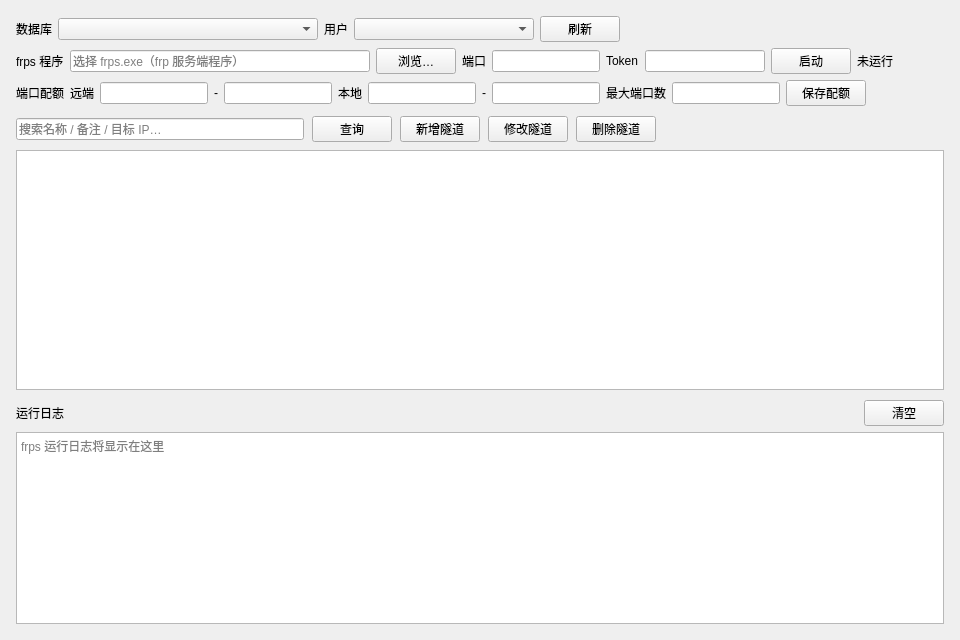
The window that src/ServerTunnelPage.ui (CCA8798/SimpleFrpPanel) describes before a commit, drawn with Qt 5.
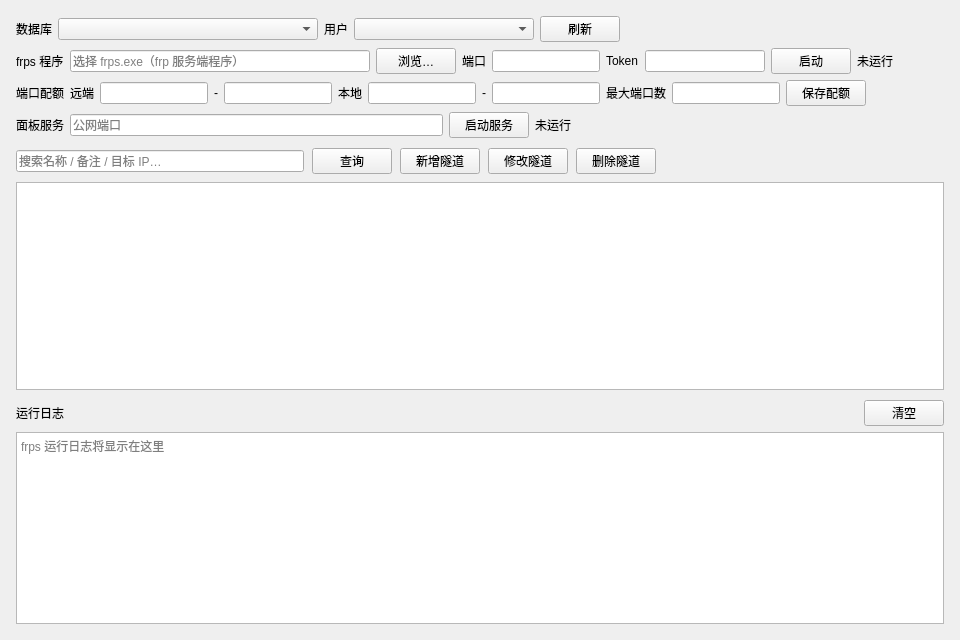
The same window after the commit. Custom widgets are drawn as their Qt base class.

```diff
--- a/src/ServerTunnelPage.ui
+++ b/src/ServerTunnelPage.ui
@@ -319,6 +319,57 @@
         </item>
        </layout>
       </item>
+      <item>
+       <layout class="QHBoxLayout" name="panelServiceRow">
+        <item>
+         <widget class="QLabel" name="panelServiceLabel">
+          <property name="text">
+           <string>面板服务</string>
+          </property>
+         </widget>
+        </item>
+        <item>
+         <widget class="ElaLineEdit" name="panelPortEdit">
+          <property name="minimumSize">
+           <size>
+            <width>70</width>
+            <height>0</height>
+           </size>
+          </property>
+          <property name="placeholderText">
+           <string>公网端口</string>
+          </property>
+         </widget>
+        </item>
+        <item>
+         <widget class="ElaPushButton" name="panelServiceButton">
+          <property name="text">
+           <string>启动服务</string>
+          </property>
+         </widget>
+        </item>
+        <item>
+         <widget class="ElaText" name="panelServiceStatusLabel">
+          <property name="text">
+           <string>未运行</string>
+          </property>
+         </widget>
+        </item>
+        <item>
+         <spacer name="panelServiceSpacer">
+          <property name="orientation">
+           <enum>Qt::Orientation::Horizontal</enum>
+          </property>
+          <property name="sizeHint" stdset="0">
+           <size>
+            <width>40</width>
+            <height>20</height>
+           </size>
+          </property>
+         </spacer>
+        </item>
+       </layout>
+      </item>
      </layout>
     </widget>
    </item>
```
